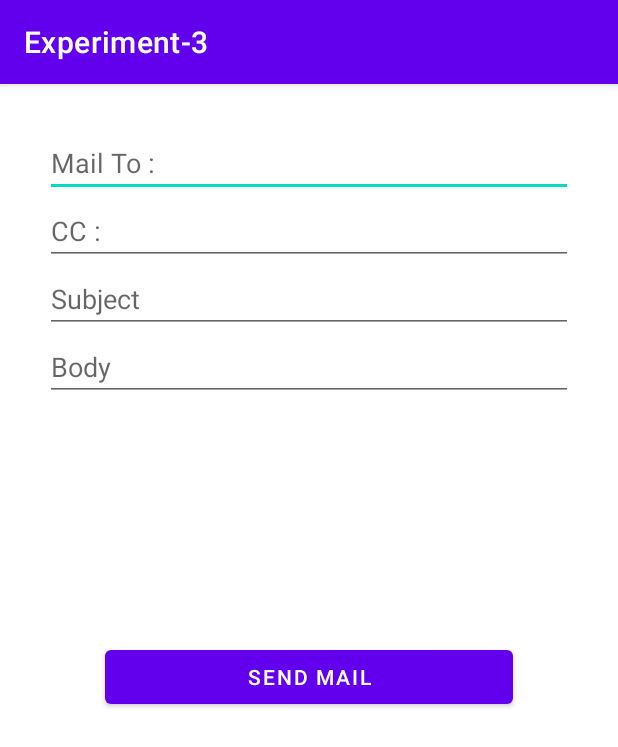
After one commit to Harika-Devarapalli/3expxam, an Android app: the MailActivity screen opened directly, with no data from a screen before it, on a phone screen of 412 x 824 dp. The commit adds this screen. Shown: the top 747 px of the screen. Run offline under Robolectric (Android 15) with nearby library versions, the phone set to English and light mode, and no system bars.

Commit message:
Mail action Added

```diff
--- /dev/null
+++ b/app/src/main/java/com/example/experiment_3/MailActivity.java
@@ -0,0 +1,65 @@
+package com.example.experiment_3;
+
+import androidx.appcompat.app.AppCompatActivity;
+
+import android.content.Intent;
+import android.net.Uri;
+import android.os.Bundle;
+import android.view.View;
+import android.widget.Button;
+import android.widget.EditText;
+import android.widget.Toast;
+
+public class MailActivity extends AppCompatActivity {
+
+    EditText mailto,subject,body,cc;
+    Button btn;
+    @Override
+    protected void onCreate(Bundle savedInstanceState) {
+        super.onCreate(savedInstanceState);
+        setContentView(R.layout.activity_mail);
+
+        mailto = findViewById(R.id.mailto_mail);
+        subject = findViewById(R.id.sub_mail);
+        body =findViewById(R.id.body_mail);
+        cc = findViewById(R.id.cc_mail);
+        btn = findViewById(R.id.send_mail);
+
+        btn.setOnClickListener(new View.OnClickListener() {
+            @Override
+            public void onClick(View view) {
+                String subj = subject.getText().toString();
+                if(subj.equals("")){
+                    Toast.makeText(getApplicationContext(), "Enter Subject", Toast.LENGTH_SHORT).show();
+                    subject.requestFocus();
+                }
+
+                String body_text = body.getText().toString();
+                if(body_text.equals("")){
+                    Toast.makeText(getApplicationContext(), "Enter Body", Toast.LENGTH_SHORT).show();
+                    body.requestFocus();
+                }
+                String mails[] = mailto.getText().toString().split(",");
+                if(mails.length<1){
+                    Toast.makeText(getApplicationContext(), "Enter Mail", Toast.LENGTH_SHORT).show();
+                    mailto.requestFocus();
+                }
+
+                String ccs[] = cc.getText().toString().split(",");
+                if(ccs.length<1){
+                    Toast.makeText(getApplicationContext(), "Enter CC", Toast.LENGTH_SHORT).show();
+                    cc.requestFocus();
+                }
+
+                Intent email= new Intent(Intent.ACTION_SENDTO);
+                email.setData(Uri.parse("mailto:"));
+                email.putExtra(Intent.EXTRA_SUBJECT, subj);
+                email.putExtra(Intent.EXTRA_TEXT, body_text);
+                email.putExtra(Intent.EXTRA_EMAIL,mails);
+                email.putExtra(Intent.EXTRA_CC,ccs);
+                startActivity(email);
+
+            }
+        });
+    }
+}
--- /dev/null
+++ b/app/src/main/res/layout/activity_mail.xml
@@ -0,0 +1,48 @@
+<?xml version="1.0" encoding="utf-8"?>
+<LinearLayout xmlns:android="http://schemas.android.com/apk/res/android"
+    xmlns:app="http://schemas.android.com/apk/res-auto"
+    xmlns:tools="http://schemas.android.com/tools"
+    android:layout_width="match_parent"
+    android:layout_height="match_parent"
+    android:orientation="vertical"
+    android:padding="30dp"
+
+    tools:context=".MailActivity">
+
+    <EditText
+        android:id="@+id/mailto_mail"
+        android:hint="Mail To :"
+        android:layout_width="match_parent"
+        android:layout_height="wrap_content"/>
+
+    <EditText
+        android:id="@+id/cc_mail"
+        android:hint="CC :"
+        android:layout_width="match_parent"
+        android:layout_height="wrap_content"/>
+
+    <EditText
+        android:id="@+id/sub_mail"
+        android:hint="Subject"
+        android:maxLines="1"
+        android:layout_width="match_parent"
+        android:layout_height="wrap_content"/>
+
+    <EditText
+        android:id="@+id/body_mail"
+        android:hint="Body"
+        android:layout_width="match_parent"
+        android:layout_height="wrap_content"/>
+
+    <Button
+        android:layout_width="match_parent"
+        android:layout_height="wrap_content"
+        android:paddingRight="40dp"
+        android:paddingLeft="40dp"
+        android:layout_marginTop="160dp"
+        android:layout_marginLeft="40dp"
+        android:layout_marginRight="40dp"
+        android:text="Send Mail"
+        android:id="@+id/send_mail"/>
+
+</LinearLayout>
```
Also changed, not shown: app/src/main/AndroidManifest.xml (+8 -1 lines), app/src/main/java/com/example/experiment_3/FormActivity.java (added, +14 -0 lines), app/src/main/java/com/example/experiment_3/MainActivity.java (+10 -2 lines), app/src/main/res/layout/activity_form.xml (added, +9 -0 lines), app/src/main/res/layout/activity_main.xml (+17 -12 lines).
